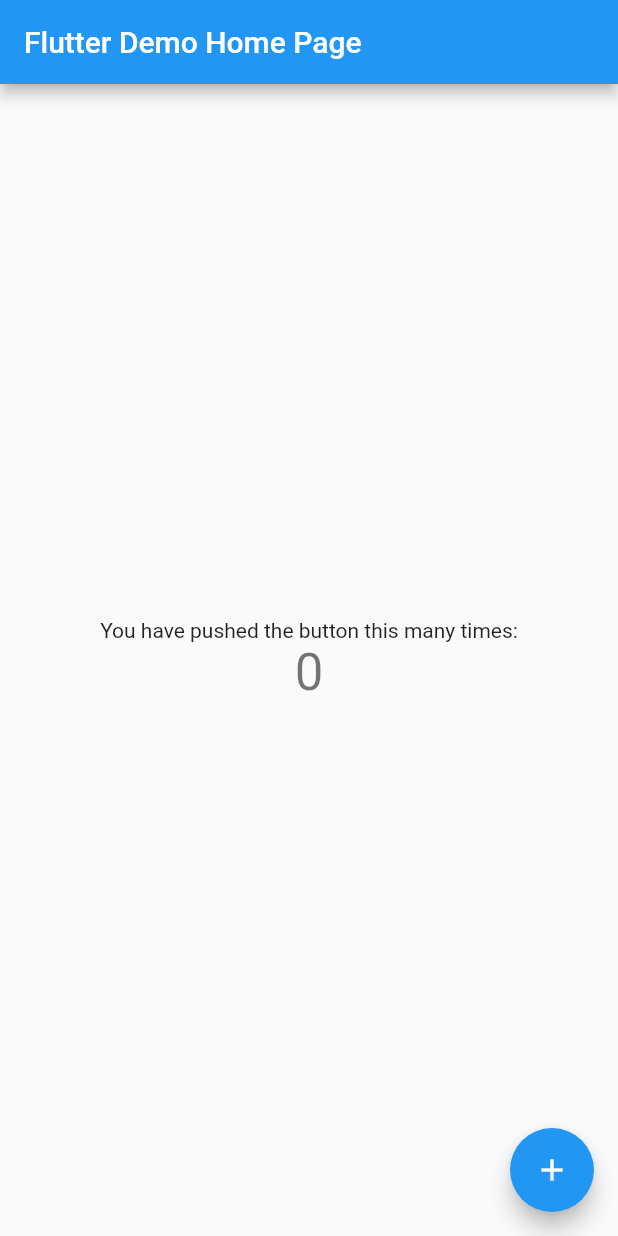
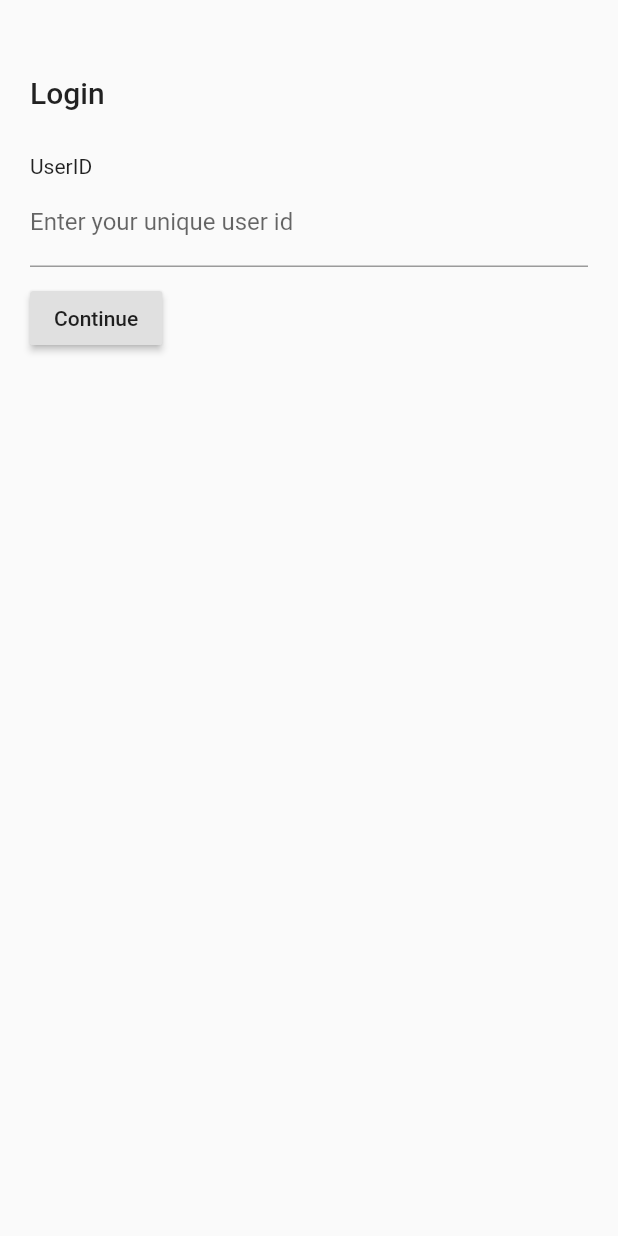
Before and after one commit to KingIdee/flutter-chat-app-get-stream, a Flutter app: the screen it shows after launch, on a phone screen of 412 x 824 dp. Run offline on Flutter 3.47's test engine with Material 2 defaults, Android fonts, the phone set to English and light mode, and no system bars; missing offline and left inert: stream_chat_flutter.

Commit message:
app works

```diff
--- /dev/null
+++ b/lib/login_page.dart
@@ -0,0 +1,112 @@
+import 'dart:convert';
+
+import 'package:flutter/cupertino.dart';
+import 'package:flutter/material.dart';
+import 'package:flutterchatapp/users_list_page.dart';
+import 'package:stream_chat_flutter/stream_chat_flutter.dart';
+
+import 'package:http/http.dart' as http;
+
+class LoginScreen extends StatefulWidget {
+  @override
+  _LoginScreenState createState() => _LoginScreenState();
+}
+
+class _LoginScreenState extends State<LoginScreen> {
+  var userIDController = TextEditingController();
+
+  loginUser() async {
+    final userID = userIDController.text.trim();
+
+    var url = "https://0a83ad73.ngrok.io/token";
+    Map<String, String> headers = new Map();
+    headers['Content-Type'] = 'application/json';
+    var body = json.encode({"userId": userID,});
+    var tokenResponse = await http.post(url, body: body, headers: headers);
+    print(body);
+    print(tokenResponse.body);
+    var userToken = jsonDecode(tokenResponse.body)['token'];
+
+    final client = Client(
+      'djpmq3fg8jnc',
+      logLevel: Level.INFO,
+    );
+
+    print(userToken);
+    print(userID);
+    await client.setUser(
+      User(id: userID),
+      userToken,
+    ).then((response){
+      print("Has set user");
+      print(response.message);
+      print(response.user.id);
+      print(response.user.createdAt);
+    }).catchError((error){
+      print(error);
+    });
+
+    Navigator.push(
+      context,
+      MaterialPageRoute(
+          builder: (context) => StreamChat(
+                client: client,
+                child: UsersListPage(),
+              )),
+    );
+
+  }
+
+  @override
+  void initState() {
+    super.initState();
+  }
+
+  @override
+  void dispose() {
+    userIDController.dispose();
+    super.dispose();
+  }
+
+  @override
+  Widget build(BuildContext context) {
+    return Scaffold(
+      body: SafeArea(
+        child: Container(
+          margin: EdgeInsets.only(left: 20, right: 20, top: 50),
+          child: Column(
+            mainAxisAlignment: MainAxisAlignment.start,
+            crossAxisAlignment: CrossAxisAlignment.start,
+            children: <Widget>[
+              Text(
+                'Login',
+                style: TextStyle(fontWeight: FontWeight.w500, fontSize: 20),
+              ),
+              Container(
+                  margin: EdgeInsets.only(top: 30),
+                  child: Text(
+                    'UserID',
+                    style: TextStyle(fontSize: 14, fontWeight: FontWeight.w400),
+                  )),
+              TextFormField(
+                  controller: userIDController,
+                  decoration: InputDecoration(
+                    labelText: "Enter your unique user id",
+                  )),
+              Padding(
+                padding: const EdgeInsets.only(top: 10.0),
+                child: RaisedButton(
+                  onPressed: () {
+                    loginUser();
+                    print("called login user");
+                  } ,
+                  child: Text('Continue'),
+                ),
+              )
+            ],
+          ),
+        ),
+      ),
+    );
+  }
+}
--- a/lib/main.dart
+++ b/lib/main.dart
@@ -1,4 +1,6 @@
 import 'package:flutter/material.dart';
+import 'package:flutterchatapp/login_page.dart';
+import 'package:stream_chat_flutter/stream_chat_flutter.dart';
 
 void main() => runApp(MyApp());
 
@@ -6,6 +8,27 @@ class MyApp extends StatelessWidget {
   // This widget is the root of your application.
   @override
   Widget build(BuildContext context) {
+
+//    final client = Client(
+//      'b67pax5b2wdq',
+//      logLevel: Level.INFO,
+//      tokenProvider: (_){
+//        return "";
+//      }
+//    );
+//
+//    final channel = client.channel('messaging', id: 'godevs');
+//
+//    client.devToken(userId);
+//
+//
+//    await client.setUser(
+//      User(id: 'falling-paper-0'),
+//      'eyJ0eXAiOiJKV1QiLCJhbGciOiJIUzI1NiJ9.eyJ1c2VyX2lkIjoiZmFsbGluZy1wYXBlci0wIn0.TZS3I-cftZlJHQicCp4RatTZeVsZqaHW6Lm7UPcj5V0',
+//    );
+
+
+
     return MaterialApp(
       title: 'Flutter Demo',
       theme: ThemeData(
@@ -20,7 +43,7 @@ class MyApp extends StatelessWidget {
         // is not restarted.
         primarySwatch: Colors.blue,
       ),
-      home: MyHomePage(title: 'Flutter Demo Home Page'),
+      home: LoginScreen(),
     );
   }
 }
@@ -75,20 +98,6 @@ class _MyHomePageState extends State<MyHomePage> {
         // Center is a layout widget. It takes a single child and positions it
         // in the middle of the parent.
         child: Column(
-          // Column is also a layout widget. It takes a list of children and
-          // arranges them vertically. By default, it sizes itself to fit its
-          // children horizontally, and tries to be as tall as its parent.
-          //
-          // Invoke "debug painting" (press "p" in the console, choose the
-          // "Toggle Debug Paint" action from the Flutter Inspector in Android
-          // Studio, or the "Toggle Debug Paint" command in Visual Studio Code)
-          // to see the wireframe for each widget.
-          //
-          // Column has various properties to control how it sizes itself and
-          // how it positions its children. Here we use mainAxisAlignment to
-          // center the children vertically; the main axis here is the vertical
-          // axis because Columns are vertical (the cross axis would be
-          // horizontal).
           mainAxisAlignment: MainAxisAlignment.center,
           children: <Widget>[
             Text(
--- a/pubspec.yaml
+++ b/pubspec.yaml
@@ -21,6 +21,7 @@ dependencies:
     sdk: flutter
 
   stream_chat_flutter: ^0.1.2
+  http: ^0.12.0+4
 
   # The following adds the Cupertino Icons font to your application.
   # Use with the CupertinoIcons class for iOS style icons.
```
Also changed, not shown: lib/channel_page.dart (added, +23 -0 lines), lib/users_list_page.dart (added, +149 -0 lines), pubspec.lock, 3 other files.
